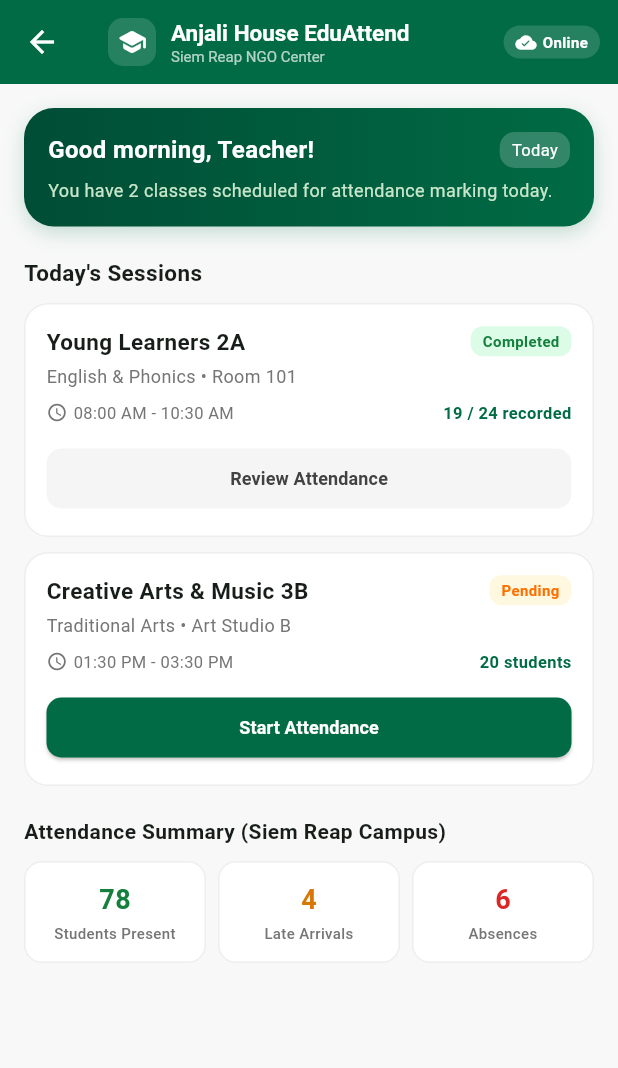
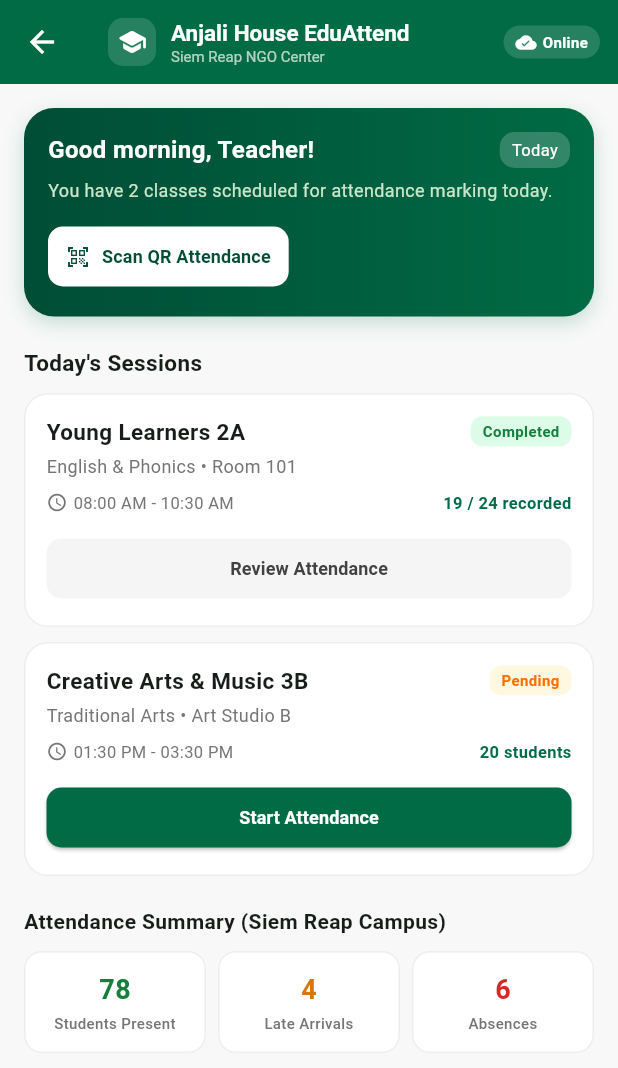
Before and after one commit to ChayVirekchhey/Anjali-House-School-project, a Flutter app: the _TeacherDashboardView screen opened directly, on a phone screen of 412 x 824 dp. Shown: the top 1068 px of the screen. Run offline on Flutter 3.47's test engine with Material 3 defaults, Android fonts, the phone set to English and light mode, and no system bars; our stand-ins replace device_preview.

Commit message:
refactor: replace deprecated withValues with withOpacity
- Standardize color opacity methods across the project
- Remove deprecated useInheritedMediaQuery in MaterialApp
- Add QR scanner navigation to home dashboard

```diff
--- a/flutter_app/lib/main.dart
+++ b/flutter_app/lib/main.dart
@@ -32,7 +32,6 @@ class EduAttendApp extends StatelessWidget {
     return MaterialApp(
       title: 'EduAttend - Anjali House',
       debugShowCheckedModeBanner: false,
-      useInheritedMediaQuery: true,
       locale: DevicePreview.locale(context),
       builder: DevicePreview.appBuilder,
       theme: ThemeData(
--- a/flutter_app/lib/screens/attendance_screen.dart
+++ b/flutter_app/lib/screens/attendance_screen.dart
@@ -334,7 +334,7 @@ class _AttendanceScreenState extends State<AttendanceScreen> {
               borderRadius: BorderRadius.circular(16),
               border: Border.all(color: Colors.grey.shade200),
               boxShadow: [
-                BoxShadow(color: Colors.black.withValues(alpha: 0.04), blurRadius: 8, offset: const Offset(0, 2)),
+                BoxShadow(color: Colors.black.withOpacity(0.04), blurRadius: 8, offset: const Offset(0, 2)),
               ],
             ),
             child: Column(
@@ -460,7 +460,7 @@ class _AttendanceScreenState extends State<AttendanceScreen> {
     return Container(
       padding: const EdgeInsets.symmetric(horizontal: 6, vertical: 4),
       decoration: BoxDecoration(
-        color: color.withValues(alpha: 0.1),
+        color: color.withOpacity(0.1),
         borderRadius: BorderRadius.circular(8),
       ),
       child: Column(
--- a/flutter_app/lib/screens/home_screen.dart
+++ b/flutter_app/lib/screens/home_screen.dart
@@ -154,6 +154,29 @@ class _TeacherDashboardView extends StatelessWidget {
                   Text(
                     'You have 2 classes scheduled for attendance marking today.',
                     style: TextStyle(color: Colors.green.shade100, fontSize: 12),
+                  ),
+                  const SizedBox(height: 12),
+                  Row(
+                    children: [
+                      ElevatedButton.icon(
+                        onPressed: () {
+                          Navigator.push(
+                            context,
+                            MaterialPageRoute(
+                              builder: (_) => const AttendanceScreen(className: 'Young Learners 2A', subject: 'English & Phonics'),
+                            ),
+                          );
+                        },
+                        icon: const Icon(Icons.qr_code_scanner, size: 16, color: Color(0xFF004D35)),
+                        label: const Text('Scan QR Attendance', style: TextStyle(color: Color(0xFF004D35), fontWeight: FontWeight.bold, fontSize: 12)),
+                        style: ElevatedButton.styleFrom(
+                          backgroundColor: Colors.white,
+                          elevation: 0,
+                          padding: const EdgeInsets.symmetric(horizontal: 12, vertical: 8),
+                          shape: RoundedRectangleBorder(borderRadius: BorderRadius.circular(10)),
+                        ),
+                      ),
+                    ],
                   ),
                 ],
               ),
--- a/flutter_app/lib/screens/qr_scanner_screen.dart
+++ b/flutter_app/lib/screens/qr_scanner_screen.dart
@@ -126,7 +126,7 @@ class _QrScannerScreenState extends State<QrScannerScreen> with SingleTickerProv
           if (_isTorchOn)
             Positioned.fill(
               child: Container(
-                color: Colors.white.withValues(alpha: 0.12),
+                color: Colors.white.withOpacity(0.12),
               ),
             ),
 
@@ -171,7 +171,7 @@ class _QrScannerScreenState extends State<QrScannerScreen> with SingleTickerProv
                             ),
                             boxShadow: [
                               BoxShadow(
-                                color: const Color(0xFF00E676).withValues(alpha: 0.8),
+                                color: const Color(0xFF00E676).withOpacity(0.8),
                                 blurRadius: 10,
                                 spreadRadius: 2,
                               ),
--- a/flutter_app/lib/screens/reports_screen.dart
+++ b/flutter_app/lib/screens/reports_screen.dart
@@ -173,9 +173,9 @@ class ReportsScreen extends StatelessWidget {
             Container(
               padding: const EdgeInsets.all(16),
               decoration: BoxDecoration(
-                color: const Color(0xFF006B45).withValues(alpha: 0.08),
+                color: const Color(0xFF006B45).withOpacity(0.08),
                 borderRadius: BorderRadius.circular(16),
-                border: Border.all(color: const Color(0xFF006B45).withValues(alpha: 0.2)),
+                border: Border.all(color: const Color(0xFF006B45).withOpacity(0.2)),
               ),
               child: Column(
                 crossAxisAlignment: CrossAxisAlignment.start,
```
Also changed, not shown: flutter_app/lib/widgets/student_card.dart (+4 -4 lines), 1 other file.
